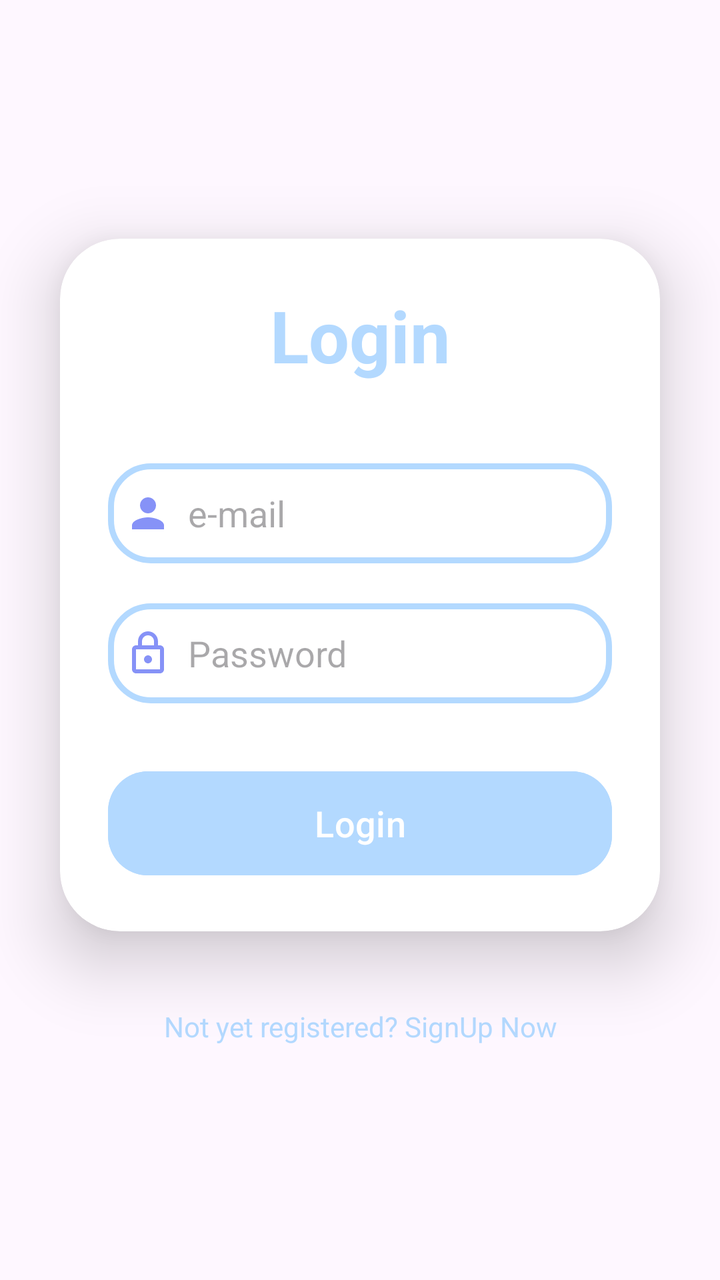
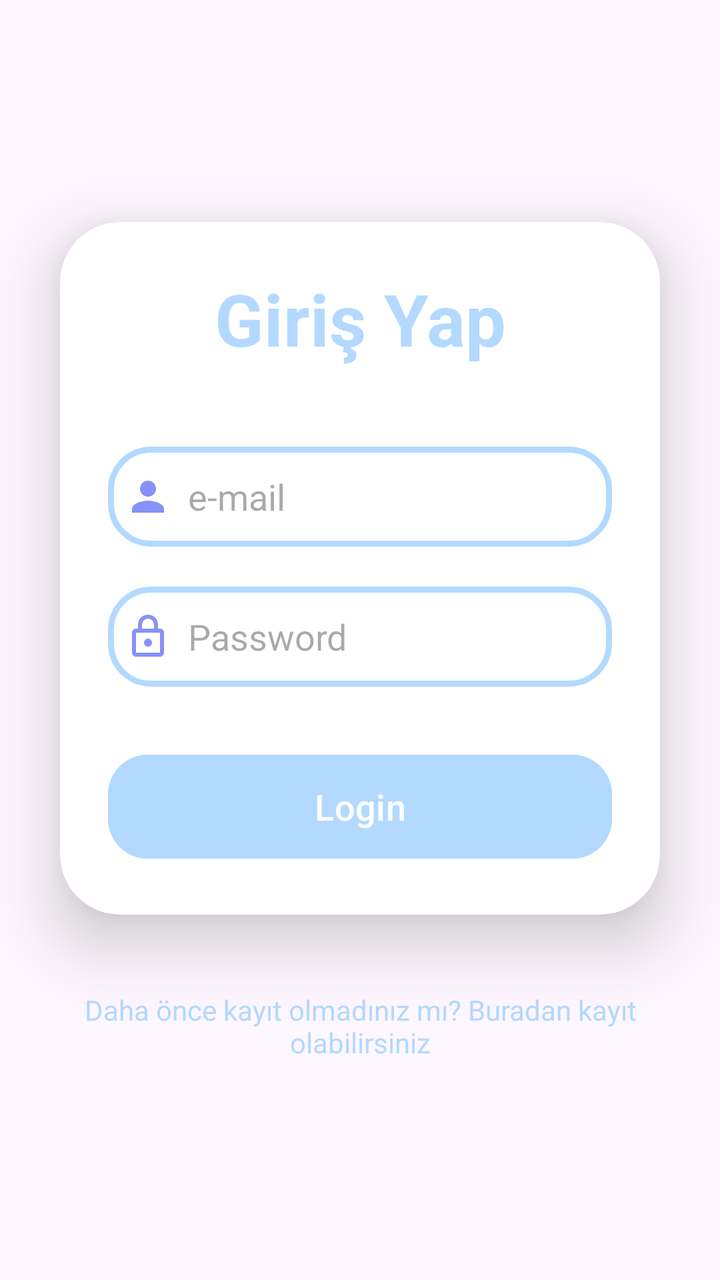

Two renders of the same Android screen: before a commit and after it. Below are the layout's source before the change and the commit's diff.
<!-- AndroidManifest.xml: application theme Theme.DesignExample -->
<!-- res/layout/fragment_login.xml -->
<?xml version="1.0" encoding="utf-8"?>
<LinearLayout
    xmlns:android="http://schemas.android.com/apk/res/android"
    xmlns:app="http://schemas.android.com/apk/res-auto"
    xmlns:tools="http://schemas.android.com/tools"
    xmlns:card_view="http://schemas.android.com/apk/res-auto"
    android:layout_width="match_parent"
    android:layout_height="match_parent"
    android:orientation="vertical"
    android:gravity="center"
    tools:context=".MainActivity">

    <androidx.cardview.widget.CardView
        android:layout_width="match_parent"
        android:layout_height="wrap_content"
        android:layout_margin="30dp"
        app:cardCornerRadius="30dp"
        app:cardElevation="20dp"
        android:background="@drawable/custom_edittext">

        <LinearLayout
            android:layout_width="match_parent"
            android:layout_height="wrap_content"
            android:orientation="vertical"
            android:layout_gravity="center_horizontal"
            android:padding="24dp">


            <TextView
                android:layout_width="match_parent"
                android:layout_height="wrap_content"
                android:text="Login"
                android:id="@+id/loginText"
                android:textSize="36sp"
                android:textAlignment="center"
                android:textStyle="bold"
                android:textColor="@color/purple"/>

            <EditText
                android:id="@+id/emailLogin"
                android:layout_width="match_parent"
                android:layout_height="50dp"
                android:layout_marginTop="40dp"
                android:background="@drawable/custom_edittext"
                android:drawableLeft="@drawable/ic_baseline_person_24"
                android:drawablePadding="8dp"
                android:hint="e-mail"
                android:padding="8dp"
                android:textColor="@color/black"
                android:textColorHighlight="@color/cardview_dark_background" />

            <EditText
                android:layout_width="match_parent"
                android:layout_height="50dp"
                android:id="@+id/passwordLogin"
                android:background="@drawable/custom_edittext"
                android:drawableLeft="@drawable/ic_baseline_lock_24"
                android:drawablePadding="8dp"
                android:hint="Password"
                android:padding="8dp"
                android:inputType="textPassword"
                android:textColor="@color/black"
                android:textColorHighlight="@color/cardview_dark_background"
                android:layout_marginTop="20dp"/>

            <Button
                android:layout_width="match_parent"
                android:layout_height="60dp"
                android:id="@+id/loginButton"
                android:text="Login"
                android:textSize="18sp"
                android:layout_marginTop="30dp"
                android:backgroundTint="@color/purple"
                app:cornerRadius = "20dp"/>

        </LinearLayout>

    </androidx.cardview.widget.CardView>

    <TextView
        android:layout_width="wrap_content"
        android:layout_height="wrap_content"
        android:padding="8dp"
        android:text="Not yet registered? SignUp Now"
        android:textSize="14sp"
        android:textAlignment="center"
        android:id="@+id/signupText"
        android:textColor="@color/purple"
        android:layout_marginBottom="20dp"/>

</LinearLayout>
<!-- resources referenced by this layout -->
<resources>
  <color name="black">#FF000000</color>
  <color name="purple">#B3D9FF</color>
  <!-- drawable custom_edittext (drawable) -->
  <?xml version="1.0" encoding="utf-8"?>
  <shape xmlns:android="http://schemas.android.com/apk/res/android"
      android:shape="rectangle">
  
      <stroke
          android:width="3dp"
          android:color="@color/purple"/>
      <corners
          android:radius="20dp"/>
  </shape>
  <!-- drawable ic_baseline_lock_24 (drawable) -->
  <vector xmlns:android="http://schemas.android.com/apk/res/android" android:height="24dp" android:tint="#8692F7" android:viewportHeight="24" android:viewportWidth="24" android:width="24dp">
        
      <path android:fillColor="@android:color/white" android:pathData="M18,8h-1L17,6c0,-2.76 -2.24,-5 -5,-5S7,3.24 7,6v2L6,8c-1.1,0 -2,0.9 -2,2v10c0,1.1 0.9,2 2,2h12c1.1,0 2,-0.9 2,-2L20,10c0,-1.1 -0.9,-2 -2,-2zM9,6c0,-1.66 1.34,-3 3,-3s3,1.34 3,3v2L9,8L9,6zM18,20L6,20L6,10h12v10zM12,17c1.1,0 2,-0.9 2,-2s-0.9,-2 -2,-2 -2,0.9 -2,2 0.9,2 2,2z"/>
      
  </vector>
  <!-- drawable ic_baseline_person_24 (drawable) -->
  <vector xmlns:android="http://schemas.android.com/apk/res/android" android:height="24dp" android:tint="#8692F7" android:viewportHeight="24" android:viewportWidth="24" android:width="24dp">
        
      <path android:fillColor="@android:color/white" android:pathData="M12,12c2.21,0 4,-1.79 4,-4s-1.79,-4 -4,-4 -4,1.79 -4,4 1.79,4 4,4zM12,14c-2.67,0 -8,1.34 -8,4v2h16v-2c0,-2.66 -5.33,-4 -8,-4z"/>
      
  </vector>
  <style name="Theme.DesignExample" parent="Base.Theme.DesignExample" />
  <style name="Base.Theme.DesignExample" parent="Theme.Material3.DayNight.NoActionBar">
          
          
          <item name="android:statusBarColor">@color/black</item>
      </style>
</resources>

<!-- the commit's change to res/layout/fragment_login.xml (unified diff, before → after) -->
@@ -27,14 +27,14 @@
 
 
             <TextView
+                android:id="@+id/loginText"
                 android:layout_width="match_parent"
                 android:layout_height="wrap_content"
-                android:text="Login"
-                android:id="@+id/loginText"
+                android:text="Giriş Yap"
+                android:textAlignment="center"
+                android:textColor="@color/purple"
                 android:textSize="36sp"
-                android:textAlignment="center"
-                android:textStyle="bold"
-                android:textColor="@color/purple"/>
+                android:textStyle="bold" />
 
             <EditText
                 android:id="@+id/emailLogin"
@@ -78,14 +78,14 @@
     </androidx.cardview.widget.CardView>
 
     <TextView
+        android:id="@+id/signupText"
         android:layout_width="wrap_content"
         android:layout_height="wrap_content"
+        android:layout_marginBottom="20dp"
         android:padding="8dp"
-        android:text="Not yet registered? SignUp Now"
-        android:textSize="14sp"
+        android:text="Daha önce kayıt olmadınız mı? Buradan kayıt olabilirsiniz"
         android:textAlignment="center"
-        android:id="@+id/signupText"
         android:textColor="@color/purple"
-        android:layout_marginBottom="20dp"/>
+        android:textSize="14sp" />
 
 </LinearLayout>
